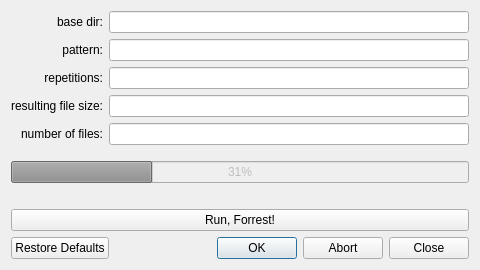
The window that GroundSpace/frontend.ui (marcelpetrick/pythonCollection) describes before a commit, drawn with Qt 5.
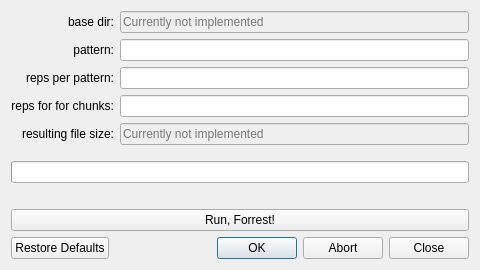
The same window after the commit.

Commit message: GroundSpace: adapted ui

Diff of the .ui file:
```diff
--- a/GroundSpace/frontend.ui
+++ b/GroundSpace/frontend.ui
@@ -41,7 +41,7 @@
        <item>
         <widget class="QLabel" name="repetitionsLabel">
          <property name="text">
-          <string>repetitions:</string>
+          <string>reps per pattern:</string>
          </property>
          <property name="alignment">
           <set>Qt::AlignRight|Qt::AlignTrailing|Qt::AlignVCenter</set>
@@ -49,7 +49,17 @@
         </widget>
        </item>
        <item>
-        <widget class="QLabel" name="resultfilesizeLabel">
+        <widget class="QLabel" name="repsChunkLabel">
+         <property name="text">
+          <string>reps for for chunks:</string>
+         </property>
+         <property name="alignment">
+          <set>Qt::AlignRight|Qt::AlignTrailing|Qt::AlignVCenter</set>
+         </property>
+        </widget>
+       </item>
+       <item>
+        <widget class="QLabel" name="resultFileSizeLabel">
          <property name="text">
           <string>resulting file size:</string>
          </property>
@@ -58,22 +68,19 @@
          </property>
         </widget>
        </item>
-       <item>
-        <widget class="QLabel" name="numberoffilesLabel">
-         <property name="text">
-          <string>number of files:</string>
-         </property>
-         <property name="alignment">
-          <set>Qt::AlignRight|Qt::AlignTrailing|Qt::AlignVCenter</set>
-         </property>
-        </widget>
-       </item>
       </layout>
      </item>
      <item>
       <layout class="QVBoxLayout" name="labelVL">
        <item>
-        <widget class="QLineEdit" name="basedirLE"/>
+        <widget class="QLineEdit" name="baseDirLE">
+         <property name="enabled">
+          <bool>false</bool>
+         </property>
+         <property name="placeholderText">
+          <string>Currently not implemented</string>
+         </property>
+        </widget>
        </item>
        <item>
         <widget class="QLineEdit" name="patternLE"/>
@@ -85,7 +92,14 @@
         <widget class="QLineEdit" name="resultingfilesizeLE"/>
        </item>
        <item>
-        <widget class="QLineEdit" name="numberoffilesLE"/>
+        <widget class="QLineEdit" name="resultFileSizeLE">
+         <property name="enabled">
+          <bool>false</bool>
+         </property>
+         <property name="placeholderText">
+          <string>Currently not implemented</string>
+         </property>
+        </widget>
        </item>
       </layout>
      </item>
@@ -108,14 +122,7 @@
     </spacer>
    </item>
    <item>
-    <widget class="QProgressBar" name="progressBar">
-     <property name="enabled">
-      <bool>false</bool>
-     </property>
-     <property name="value">
-      <number>31</number>
-     </property>
-    </widget>
+    <widget class="QProgressBar" name="progressBar"/>
    </item>
    <item>
     <spacer name="verticalSpacer_2">
```
Left out of the diff: 11 changed lines with no effect on the pictures. The commit also changes 2 other files.
